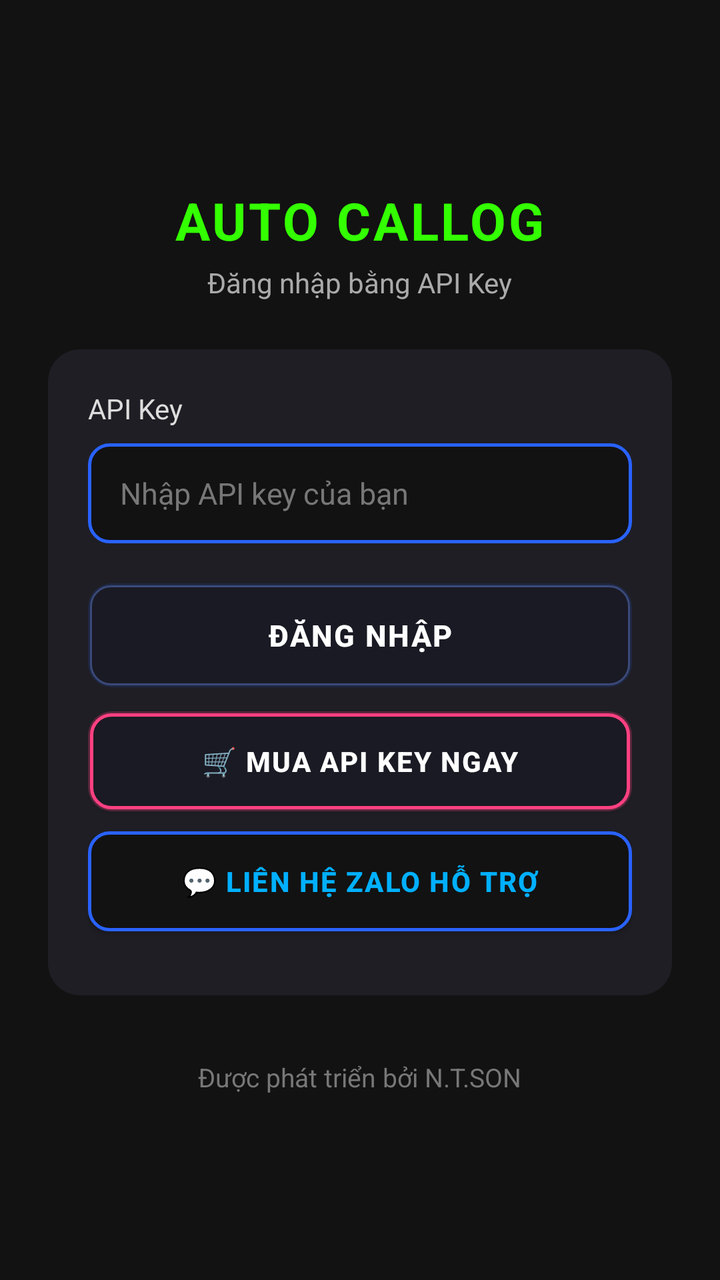
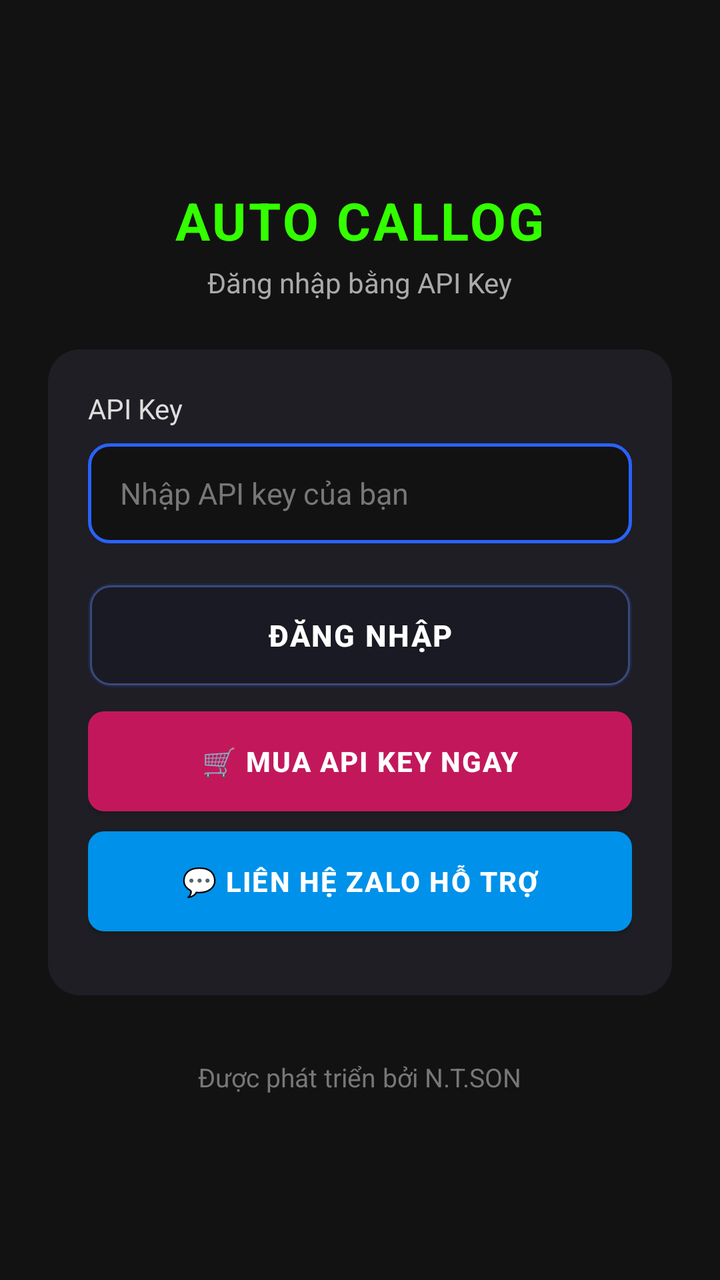

Compare the two renders of this Android layout. The source of the first and the diff that turns it into the second are given below.
<!-- AndroidManifest.xml: application theme Theme.AppCompat.Light.NoActionBar -->
<!-- res/layout/activity_check_key.xml -->
<?xml version="1.0" encoding="utf-8"?>
<LinearLayout xmlns:android="http://schemas.android.com/apk/res/android"
    android:layout_width="match_parent"
    android:layout_height="match_parent"
    android:orientation="vertical"
    android:gravity="center"
    android:background="#121212"
    android:padding="24dp">

    
    <TextView
        android:layout_width="wrap_content"
        android:layout_height="wrap_content"
        android:text="AUTO CALLOG"
        android:textSize="26sp"
        android:textStyle="bold"
        android:textColor="#33FF00"
        android:letterSpacing="0.05"
        android:layout_marginBottom="4dp"/>

    <TextView
        android:layout_width="wrap_content"
        android:layout_height="wrap_content"
        android:text="Đăng nhập bằng API Key"
        android:textSize="14sp"
        android:textColor="#AAAAAA"
        android:layout_marginBottom="24dp"/>

    
    <LinearLayout
        android:layout_width="match_parent"
        android:layout_height="wrap_content"
        android:orientation="vertical"
        android:background="@drawable/bg_card_license"
        android:padding="20dp"
        android:layout_marginBottom="32dp">

        <TextView
            android:layout_width="wrap_content"
            android:layout_height="wrap_content"
            android:text="API Key"
            android:textSize="14sp"
            android:textColor="#DDDDDD"
            android:layout_marginBottom="8dp"/>

        
        <EditText
            android:id="@+id/etKey"
            android:layout_width="match_parent"
            android:layout_height="50dp"
            android:hint="Nhập API key của bạn"
            android:textColorHint="#777777"
            android:textColor="#FFFFFF"
            android:textSize="15sp"
            android:background="@drawable/bg_edit_text"
            android:paddingHorizontal="16dp"
            android:singleLine="true"
            android:layout_marginBottom="20dp"/>

        
        <Button
            android:id="@+id/btnCheckKey"
            android:layout_width="match_parent"
            android:layout_height="52dp"
            android:text="ĐĂNG NHẬP"
            android:textColor="#FFFFFF"
            android:textStyle="bold"
            android:textSize="15sp"
            android:letterSpacing="0.05"
            android:background="@drawable/bg_btn_launch"
            android:layout_marginBottom="12dp"
            style="?android:attr/borderlessButtonStyle"/>

        
        <Button
            android:id="@+id/btnBuyKey"
            android:layout_width="match_parent"
            android:layout_height="50dp"
            android:text="🛒 MUA API KEY NGAY"
            android:textColor="#FFFFFF"
            android:textStyle="bold"
            android:textSize="14sp"
            android:letterSpacing="0.05"
            android:background="@drawable/bg_btn_neon_pink"
            android:foreground="?android:attr/selectableItemBackground"
            android:layout_marginBottom="10dp"
            android:elevation="4dp"
            style="?android:attr/buttonStyle"/>

        
        <Button
            android:id="@+id/btnContactZalo"
            android:layout_width="match_parent"
            android:layout_height="50dp"
            android:text="💬 LIÊN HỆ ZALO HỖ TRỢ"
            android:textColor="#00B0FF"
            android:textStyle="bold"
            android:textSize="14sp"
            android:letterSpacing="0.05"
            android:background="@drawable/bg_edit_text"
            android:foreground="?android:attr/selectableItemBackground"
            android:layout_marginBottom="12dp"
            android:elevation="4dp"
            style="?android:attr/buttonStyle"/>

    </LinearLayout>

    
    <TextView
        android:layout_width="wrap_content"
        android:layout_height="wrap_content"
        android:text="Được phát triển bởi N.T.SON"
        android:textSize="13sp"
        android:textColor="#777777"/>

</LinearLayout>
<!-- resources referenced by this layout -->
<resources>
  <!-- drawable bg_btn_launch (drawable) -->
  <?xml version="1.0" encoding="utf-8"?>
  <selector xmlns:android="http://schemas.android.com/apk/res/android">
      
      
      <item android:state_pressed="true">
          <layer-list>
              
              <item>
                  <shape android:shape="rectangle">
                      <solid android:color="#445588FF"/>
                      <corners android:radius="12dp"/>
                  </shape>
              </item>
              
              <item android:top="2dp" android:bottom="0dp" android:left="1dp" android:right="1dp">
                  <shape android:shape="rectangle">
                      <solid android:color="#242438"/>
                      <corners android:radius="10dp"/>
                      <stroke android:width="1.5dp" android:color="#5577FF"/>
                  </shape>
              </item>
          </layer-list>
      </item>
  
      
      <item>
          <layer-list>
              
              <item>
                  <shape android:shape="rectangle">
                      <solid android:color="#223366FF"/>
                      <corners android:radius="12dp"/>
                  </shape>
              </item>
              
              <item android:top="1dp" android:bottom="1dp" android:left="1dp" android:right="1dp">
                  <shape android:shape="rectangle">
                      <solid android:color="#1A1A24"/>
                      <corners android:radius="10dp"/>
                      <stroke android:width="1dp" android:color="#3A4A7A"/>
                  </shape>
              </item>
          </layer-list>
      </item>
  
  </selector>
  <!-- drawable bg_btn_neon_pink (drawable) -->
  <?xml version="1.0" encoding="utf-8"?>
  <layer-list xmlns:android="http://schemas.android.com/apk/res/android">
      
      <item>
          <shape android:shape="rectangle">
              <solid android:color="#44FF4081"/>
              <corners android:radius="12dp"/>
          </shape>
      </item>
      
      
      <item android:top="1dp" android:bottom="1dp" android:left="1dp" android:right="1dp">
          <shape android:shape="rectangle">
              <solid android:color="#1A1A24"/>
              <corners android:radius="10dp"/>
              <stroke android:width="1.5dp" android:color="#FF4081"/>
          </shape>
      </item>
  </layer-list>
  <!-- drawable bg_card_license (drawable) -->
  <?xml version="1.0" encoding="utf-8"?>
  <shape xmlns:android="http://schemas.android.com/apk/res/android"
      android:shape="rectangle">
      <solid android:color="#1E1E24"/>
      <corners android:radius="16dp"/>
  </shape>
  <!-- drawable bg_edit_text (drawable) -->
  <?xml version="1.0" encoding="utf-8"?>
  <shape xmlns:android="http://schemas.android.com/apk/res/android"
      android:shape="rectangle">
      <solid android:color="#121212"/>
      <stroke android:width="1.5dp" android:color="#2962FF"/>
      <corners android:radius="10dp"/>
  </shape>
</resources>

<!-- the commit's change to res/layout/activity_check_key.xml (unified diff, before → after) -->
@@ -81,8 +81,7 @@
             android:textStyle="bold"
             android:textSize="14sp"
             android:letterSpacing="0.05"
-            android:background="@drawable/bg_btn_neon_pink"
-            android:foreground="?android:attr/selectableItemBackground"
+            android:background="@drawable/bg_btn_neon_pink_pressed"
             android:layout_marginBottom="10dp"
             android:elevation="4dp"
             style="?android:attr/buttonStyle"/>
@@ -93,12 +92,11 @@
             android:layout_width="match_parent"
             android:layout_height="50dp"
             android:text="💬 LIÊN HỆ ZALO HỖ TRỢ"
-            android:textColor="#00B0FF"
+            android:textColor="#FFFFFF"
             android:textStyle="bold"
             android:textSize="14sp"
             android:letterSpacing="0.05"
-            android:background="@drawable/bg_edit_text"
-            android:foreground="?android:attr/selectableItemBackground"
+            android:background="@drawable/bg_btn_blue_pressed"
             android:layout_marginBottom="12dp"
             android:elevation="4dp"
             style="?android:attr/buttonStyle"/>
<!-- resource entries referenced after the edit -->
@@ -1,5 +1,23 @@
 <!-- resources referenced by this layout -->
 <resources>
+  <!-- drawable bg_btn_blue_pressed (drawable) -->
+  <?xml version="1.0" encoding="utf-8"?>
+  <selector xmlns:android="http://schemas.android.com/apk/res/android">
+      
+      <item android:state_pressed="true">
+          <shape android:shape="rectangle">
+              <solid android:color="#00E5FF"/> 
+              <corners android:radius="8dp"/>
+          </shape>
+      </item>
+      
+      <item>
+          <shape android:shape="rectangle">
+              <solid android:color="#0091EA"/> 
+              <corners android:radius="8dp"/>
+          </shape>
+      </item>
+  </selector>
   <!-- drawable bg_btn_launch (drawable) -->
   <?xml version="1.0" encoding="utf-8"?>
   <selector xmlns:android="http://schemas.android.com/apk/res/android">
@@ -47,26 +65,24 @@
       </item>
   
   </selector>
-  <!-- drawable bg_btn_neon_pink (drawable) -->
+  <!-- drawable bg_btn_neon_pink_pressed (drawable) -->
   <?xml version="1.0" encoding="utf-8"?>
-  <layer-list xmlns:android="http://schemas.android.com/apk/res/android">
+  <selector xmlns:android="http://schemas.android.com/apk/res/android">
+      
+      <item android:state_pressed="true">
+          <shape android:shape="rectangle">
+              <solid android:color="#FF4081"/> 
+              <corners android:radius="8dp"/>
+          </shape>
+      </item>
       
       <item>
           <shape android:shape="rectangle">
-              <solid android:color="#44FF4081"/>
-              <corners android:radius="12dp"/>
+              <solid android:color="#C2185B"/> 
+              <corners android:radius="8dp"/>
           </shape>
       </item>
-      
-      
-      <item android:top="1dp" android:bottom="1dp" android:left="1dp" android:right="1dp">
-          <shape android:shape="rectangle">
-              <solid android:color="#1A1A24"/>
-              <corners android:radius="10dp"/>
-              <stroke android:width="1.5dp" android:color="#FF4081"/>
-          </shape>
-      </item>
-  </layer-list>
+  </selector>
   <!-- drawable bg_card_license (drawable) -->
   <?xml version="1.0" encoding="utf-8"?>
   <shape xmlns:android="http://schemas.android.com/apk/res/android"
